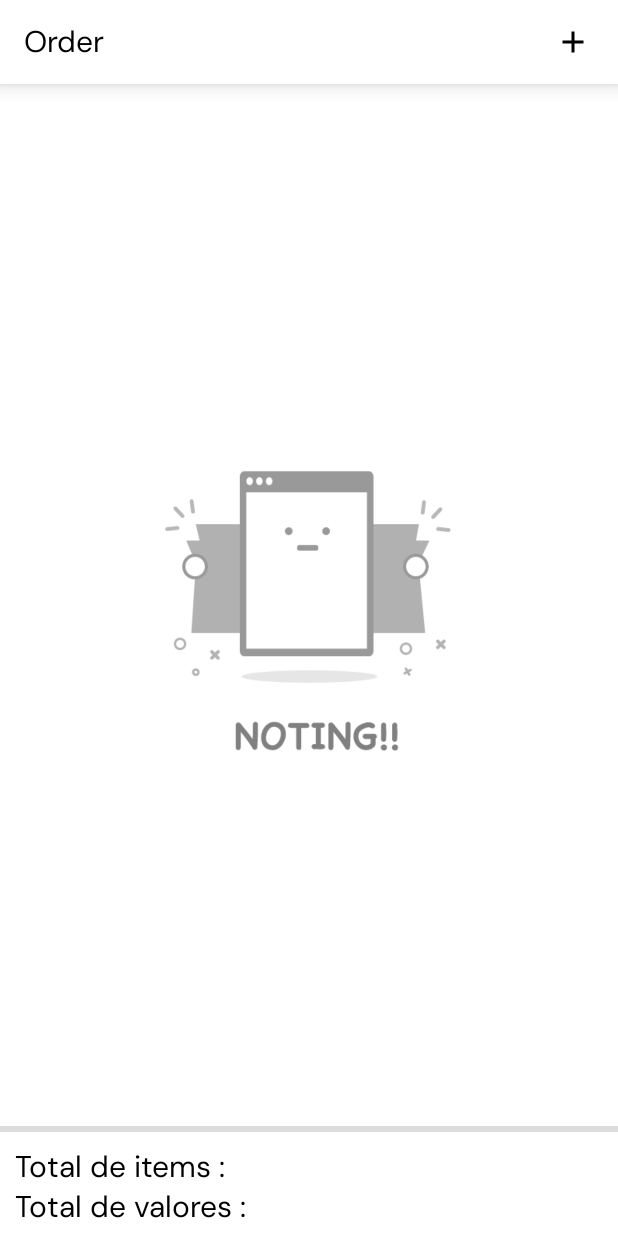
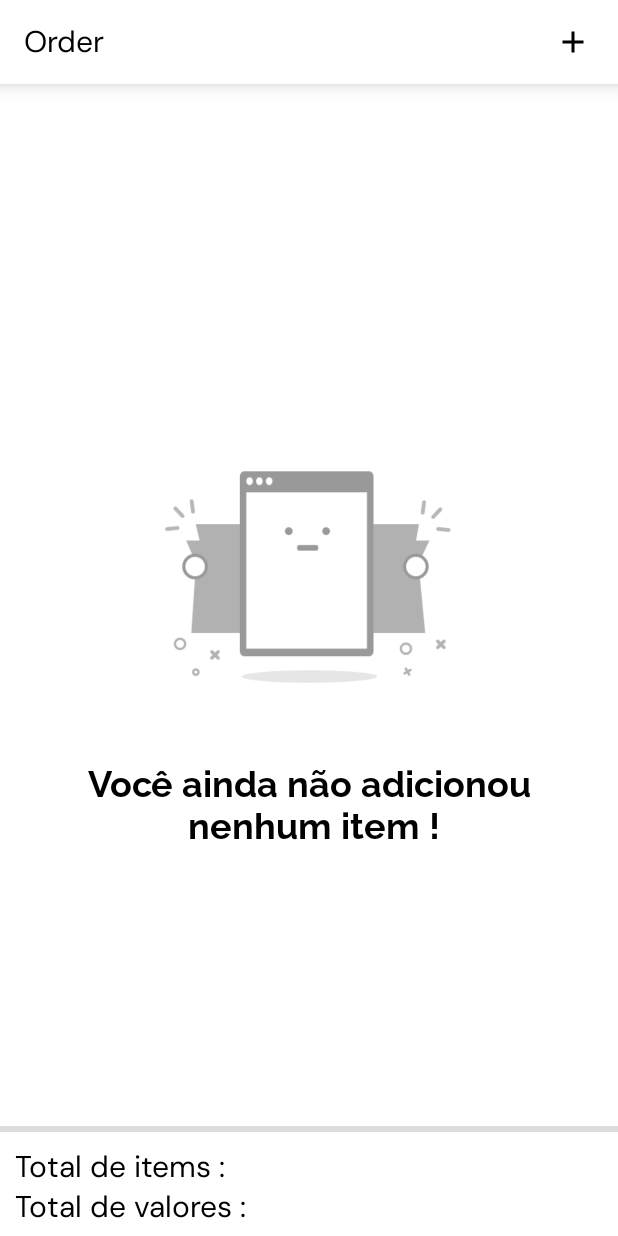
Before and after one commit to BrunoFerreiradaSilva/SalesApp, an Android app: the OrderRegistrationActivity screen opened directly, with no data from a screen before it, on a phone screen of 412 x 824 dp. Run offline under Robolectric (Android 15) with nearby library versions, the phone set to English and light mode, and no system bars; our stand-ins replace Dagger/Hilt's generated code, Room's generated code.

Commit message:
change message error

```diff
--- a/app/src/main/java/com/example/salesapp/ui/orderregistration/OrderRegistrationActivity.kt
+++ b/app/src/main/java/com/example/salesapp/ui/orderregistration/OrderRegistrationActivity.kt
@@ -39,6 +39,7 @@ class OrderRegistrationActivity : AppCompatActivity() {
                 ordersRegistrationAdapter.submitList(listItem)
                 binding.cvButtons.isVisible = listItem.isNotEmpty()
                 binding.emptyList.clEmptyList.isVisible = listItem.isEmpty()
+                binding.emptyList.tvMessage.text = getString(R.string.message_no_item_add)
             }
         }
 
--- a/app/src/main/res/layout/layout_list_empty.xml
+++ b/app/src/main/res/layout/layout_list_empty.xml
@@ -1,18 +1,33 @@
 <?xml version="1.0" encoding="utf-8"?>
 <androidx.constraintlayout.widget.ConstraintLayout xmlns:android="http://schemas.android.com/apk/res/android"
     xmlns:app="http://schemas.android.com/apk/res-auto"
+    xmlns:tools="http://schemas.android.com/tools"
     android:layout_width="match_parent"
     android:id="@+id/cl_empty_list"
     android:background="@color/white"
     android:layout_height="match_parent">
 
     <ImageView
+        android:id="@+id/imageView"
         android:layout_width="200dp"
         android:layout_height="200dp"
         android:src="@drawable/empty"
         app:layout_constraintBottom_toBottomOf="parent"
         app:layout_constraintEnd_toEndOf="parent"
-        app:layout_constraintTop_toTopOf="parent"
-        app:layout_constraintStart_toStartOf="parent" />
+        app:layout_constraintStart_toStartOf="parent"
+        app:layout_constraintTop_toTopOf="parent" />
+
+    <TextView
+        android:id="@+id/tv_message"
+        android:layout_width="wrap_content"
+        android:layout_height="wrap_content"
+        android:fontFamily="@font/raleway_bold"
+        android:textColor="@color/black"
+        android:textSize="24sp"
+        android:textAlignment="center"
+        android:text="@string/message_no_order"
+        app:layout_constraintTop_toBottomOf="@id/imageView"
+        app:layout_constraintEnd_toEndOf="@+id/imageView"
+        app:layout_constraintStart_toStartOf="@+id/imageView" />
 
 </androidx.constraintlayout.widget.ConstraintLayout>
--- a/app/src/main/res/values/strings.xml
+++ b/app/src/main/res/values/strings.xml
@@ -18,4 +18,6 @@
     <string name="title_toolbar_order">Order</string>
     <string name="bnt_save">Salvar</string>
     <string name="order_list">Order list</string>
+    <string name="message_no_item_add">Você ainda não adicionou\n nenhum item !"</string>
+    <string name="message_no_order">Você não tem nenhum\n pedido finalizado !</string>
 </resources>
```
Also changed, not shown: app/src/main/res/drawable/empty.png.
